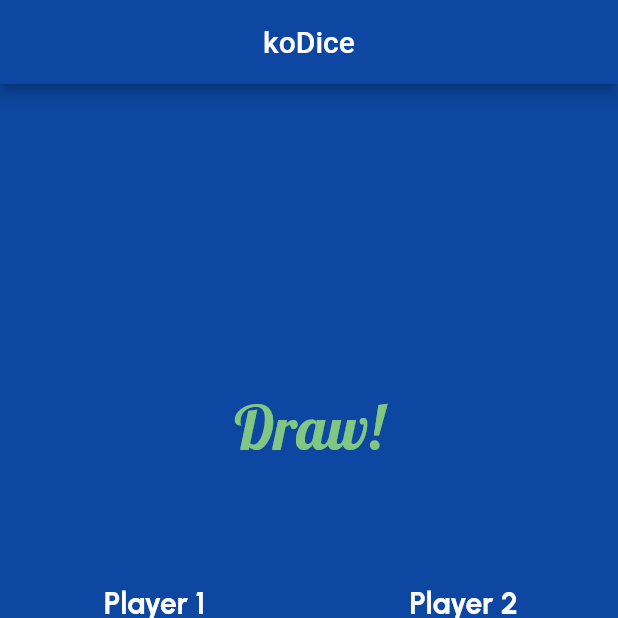
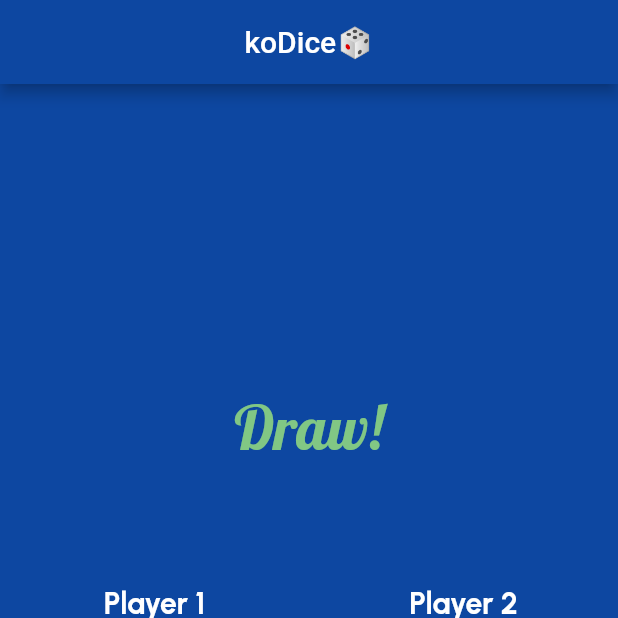
Before and after one commit to sussananukem/kodicee, a Flutter app: the screen it shows after launch, on a phone screen of 412 x 824 dp, the top half of it. Run offline on Flutter 3.47's test engine with Material 2 defaults, Android fonts, the phone set to English and light mode, and no system bars; our stand-ins replace device_preview.

Commit message:
Added icon to appbar

```diff
--- a/lib/main.dart
+++ b/lib/main.dart
@@ -60,7 +60,7 @@ class _MyHomePageState extends State<MyHomePage> {
   Widget build(BuildContext context) {
     return Scaffold(
       appBar: AppBar(
-        title: const Center(child: Text('koDice')),
+        title: const Center(child: Text('koDice🎲')),
         backgroundColor: Colors.blue.shade900,
       ),
       backgroundColor: Colors.blue.shade900,
```
